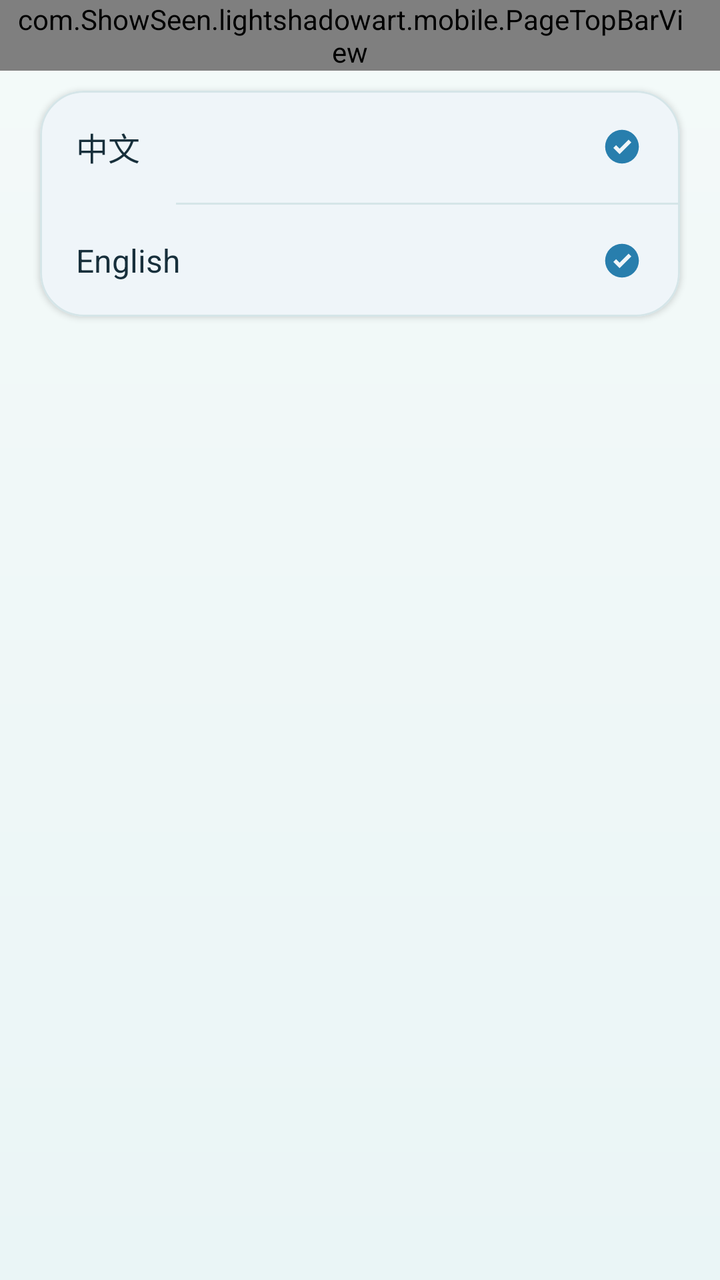
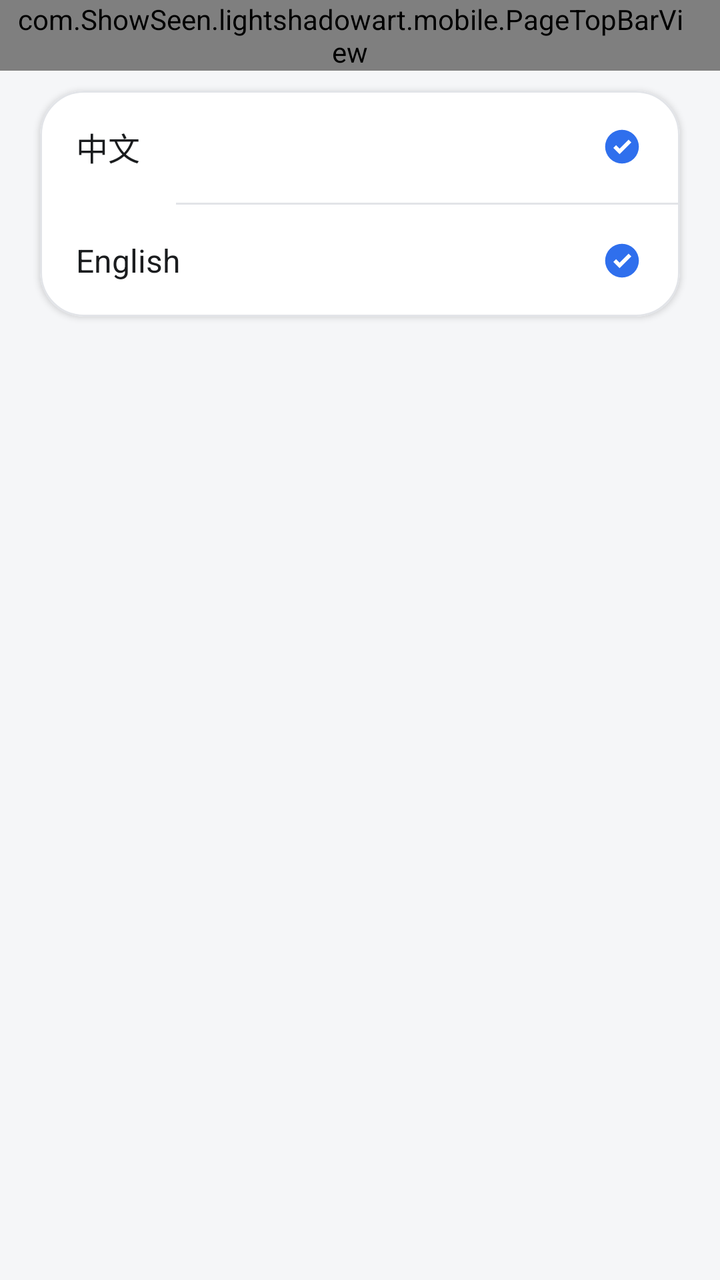

An Android layout rendered at two revisions. The XML below is the earlier revision; the diff shows what the commit changed to produce the second picture.
<!-- AndroidManifest.xml: application theme Theme.LightShadowArtPhone -->
<!-- res/layout/activity_language.xml -->
<?xml version="1.0" encoding="utf-8"?>
<LinearLayout xmlns:android="http://schemas.android.com/apk/res/android"
    xmlns:app="http://schemas.android.com/apk/res-auto"
    android:layout_width="match_parent"
    android:layout_height="match_parent"
    android:background="@drawable/bg_app_gradient"
    android:orientation="vertical">

    <com.ShowSeen.lightshadowart.mobile.PageTopBarView
        android:id="@+id/language_top_bar"
        android:layout_width="match_parent"
        android:layout_height="wrap_content"
        android:paddingStart="8dp"
        android:paddingEnd="@dimen/card_padding" />

    <com.google.android.material.card.MaterialCardView
        style="@style/SurfaceCard"
        android:layout_width="match_parent"
        android:layout_height="wrap_content"
        android:layout_marginStart="@dimen/page_horizontal_padding"
        android:layout_marginTop="@dimen/item_gap"
        android:layout_marginEnd="@dimen/page_horizontal_padding">

        <LinearLayout
            android:layout_width="match_parent"
            android:layout_height="wrap_content"
            android:orientation="vertical">

            <LinearLayout
                android:id="@+id/row_language_zh"
                style="@style/Settings.Row.Clickable">

                <TextView
                    style="@style/Text.RowTitle"
                    android:layout_width="0dp"
                    android:layout_height="wrap_content"
                    android:layout_weight="1"
                    android:text="@string/language_zh" />

                <ImageView
                    android:id="@+id/iv_language_check_zh"
                    android:layout_width="22dp"
                    android:layout_height="22dp"
                    android:contentDescription="@null"
                    android:src="@drawable/ic_check_circle"
                    app:tint="@color/primary_blue" />
            </LinearLayout>

            <View style="@style/Settings.Divider" />

            <LinearLayout
                android:id="@+id/row_language_en"
                style="@style/Settings.Row.Clickable">

                <TextView
                    style="@style/Text.RowTitle"
                    android:layout_width="0dp"
                    android:layout_height="wrap_content"
                    android:layout_weight="1"
                    android:text="@string/language_en" />

                <ImageView
                    android:id="@+id/iv_language_check_en"
                    android:layout_width="22dp"
                    android:layout_height="22dp"
                    android:contentDescription="@null"
                    android:src="@drawable/ic_check_circle"
                    app:tint="@color/primary_blue" />
            </LinearLayout>
        </LinearLayout>
    </com.google.android.material.card.MaterialCardView>
</LinearLayout>
<!-- resources referenced by this layout -->
<resources>
  <color name="primary_blue">#287EAD</color>
  <dimen name="card_padding">18dp</dimen>
  <dimen name="item_gap">10dp</dimen>
  <dimen name="page_horizontal_padding">20dp</dimen>
  <!-- drawable bg_app_gradient (drawable) -->
  <?xml version="1.0" encoding="utf-8"?>
  <shape xmlns:android="http://schemas.android.com/apk/res/android"
      android:shape="rectangle">
      <gradient
          android:angle="270"
          android:endColor="@color/app_bg"
          android:startColor="@color/app_bg_top"
          android:type="linear" />
  </shape>
  <string name="language_en">English</string>
  <string name="language_zh">中文</string>
  <style name="Settings.Divider" parent="">
          <item name="android:layout_width">match_parent</item>
          <item name="android:layout_height">@dimen/divider_width</item>
          <item name="android:layout_marginStart">68dp</item>
          <item name="android:background">@color/divider_stroke</item>
      </style>
  <style name="Settings.Row.Clickable" parent="Settings.Row">
          <item name="android:clickable">true</item>
          <item name="android:focusable">true</item>
          <item name="android:background">?attr/selectableItemBackground</item>
      </style>
  <style name="SurfaceCard" parent="Widget.Material3.CardView.Elevated">
          <item name="cardBackgroundColor">@color/card_bg</item>
          <item name="cardCornerRadius">@dimen/corner_large</item>
          <item name="cardElevation">@dimen/card_elevation</item>
          <item name="strokeColor">@color/divider_stroke</item>
          <item name="strokeWidth">@dimen/divider_width</item>
      </style>
  <style name="Text.RowTitle" parent="">
          <item name="android:textColor">@color/text_primary</item>
          <item name="android:textSize">@dimen/text_row_title</item>
      </style>
  <style name="Theme.LightShadowArtPhone" parent="Theme.Material3.Light.NoActionBar">
          <item name="colorPrimary">@color/primary_blue</item>
          <item name="colorOnPrimary">@color/on_primary</item>
          <item name="colorPrimaryContainer">@color/accent_sky</item>
          <item name="colorOnPrimaryContainer">@color/text_primary</item>
          <item name="colorSecondary">@color/accent_teal</item>
          <item name="colorOnSecondary">@color/on_primary</item>
          <item name="colorSurface">@color/card_bg</item>
          <item name="colorOnSurface">@color/text_primary</item>
          <item name="colorSurfaceVariant">@color/card_tint</item>
          <item name="colorOnSurfaceVariant">@color/text_secondary</item>
          <item name="colorOutline">@color/divider_stroke</item>
          <item name="colorError">@color/status_destructive</item>
          <item name="colorOnError">@color/on_primary</item>
          <item name="colorControlActivated">@color/primary_blue</item>
          <item name="android:colorBackground">@color/app_bg</item>
          <item name="android:textColorPrimary">@color/text_primary</item>
          <item name="android:textColorSecondary">@color/text_secondary</item>
          <item name="android:statusBarColor">@color/app_bg</item>
          <item name="android:windowLightStatusBar">true</item>
          <item name="android:navigationBarColor">@color/app_bg</item>
          <item name="android:windowLightNavigationBar" tools:targetApi="o_mr1">true</item>
      </style>
  <color name="app_bg">#EAF5F6</color>
  <color name="app_bg_top">#F4FAF9</color>
  <color name="text_primary">#172F3B</color>
  <dimen name="divider_width">1dp</dimen>
  <color name="divider_stroke">#D5E5E8</color>
  <color name="card_bg">#FFFFFF</color>
  <dimen name="corner_large">22dp</dimen>
  <dimen name="card_elevation">2dp</dimen>
  <dimen name="text_row_title">16sp</dimen>
  <color name="on_primary">#FFFFFF</color>
  <color name="accent_sky">#B8E0EA</color>
  <color name="accent_teal">#64B8BD</color>
  <color name="card_tint">#F7FBFA</color>
  <color name="text_secondary">#526E79</color>
  <color name="status_destructive">#C85C5C</color>
  <!-- unchanged entries left out for length: 2 -->
</resources>

<!-- the commit's change to res/layout/activity_language.xml (unified diff, before → after) -->
@@ -3,7 +3,7 @@
     xmlns:app="http://schemas.android.com/apk/res-auto"
     android:layout_width="match_parent"
     android:layout_height="match_parent"
-    android:background="@drawable/bg_app_gradient"
+    android:background="@color/app_bg"
     android:orientation="vertical">
 
     <com.ShowSeen.lightshadowart.mobile.PageTopBarView
<!-- resource entries referenced after the edit -->
@@ -1,19 +1,9 @@
 <!-- resources referenced by this layout -->
 <resources>
-  <color name="primary_blue">#287EAD</color>
+  <color name="primary_blue">#2F6FED</color>
   <dimen name="card_padding">18dp</dimen>
   <dimen name="item_gap">10dp</dimen>
   <dimen name="page_horizontal_padding">20dp</dimen>
-  <!-- drawable bg_app_gradient (drawable) -->
-  <?xml version="1.0" encoding="utf-8"?>
-  <shape xmlns:android="http://schemas.android.com/apk/res/android"
-      android:shape="rectangle">
-      <gradient
-          android:angle="270"
-          android:endColor="@color/app_bg"
-          android:startColor="@color/app_bg_top"
-          android:type="linear" />
-  </shape>
   <string name="language_en">English</string>
   <string name="language_zh">中文</string>
   <style name="Settings.Divider" parent="">
@@ -41,9 +31,9 @@
   <style name="Theme.LightShadowArtPhone" parent="Theme.Material3.Light.NoActionBar">
           <item name="colorPrimary">@color/primary_blue</item>
           <item name="colorOnPrimary">@color/on_primary</item>
-          <item name="colorPrimaryContainer">@color/accent_sky</item>
+          <item name="colorPrimaryContainer">@color/primary_soft</item>
           <item name="colorOnPrimaryContainer">@color/text_primary</item>
-          <item name="colorSecondary">@color/accent_teal</item>
+          <item name="colorSecondary">@color/primary_blue</item>
           <item name="colorOnSecondary">@color/on_primary</item>
           <item name="colorSurface">@color/card_bg</item>
           <item name="colorOnSurface">@color/text_primary</item>
@@ -60,22 +50,22 @@
           <item name="android:windowLightStatusBar">true</item>
           <item name="android:navigationBarColor">@color/app_bg</item>
           <item name="android:windowLightNavigationBar" tools:targetApi="o_mr1">true</item>
+          
+          <item name="elevationOverlayEnabled">false</item>
       </style>
-  <color name="app_bg">#EAF5F6</color>
-  <color name="app_bg_top">#F4FAF9</color>
-  <color name="text_primary">#172F3B</color>
+  <color name="app_bg">#F5F6F8</color>
+  <color name="text_primary">#1A1C1E</color>
   <dimen name="divider_width">1dp</dimen>
-  <color name="divider_stroke">#D5E5E8</color>
+  <color name="divider_stroke">#E2E4E8</color>
   <color name="card_bg">#FFFFFF</color>
   <dimen name="corner_large">22dp</dimen>
   <dimen name="card_elevation">2dp</dimen>
   <dimen name="text_row_title">16sp</dimen>
   <color name="on_primary">#FFFFFF</color>
-  <color name="accent_sky">#B8E0EA</color>
-  <color name="accent_teal">#64B8BD</color>
-  <color name="card_tint">#F7FBFA</color>
-  <color name="text_secondary">#526E79</color>
-  <color name="status_destructive">#C85C5C</color>
+  <color name="primary_soft">#E9EFFD</color>
+  <color name="card_tint">#F5F6F8</color>
+  <color name="text_secondary">#6B7280</color>
+  <color name="status_destructive">#C0392B</color>
   <!-- unchanged entries left out for length: 2 -->
 </resources>
 
